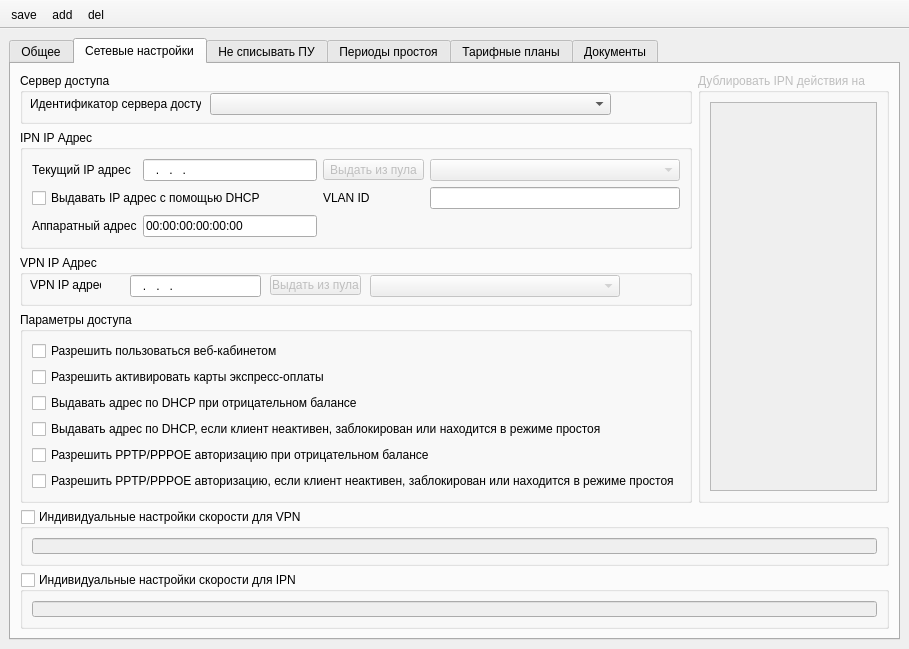
The window that mdi/forms/account_edit_new_concept.ui (brat002/ExpertBilling) describes before a commit, drawn with Qt 5.
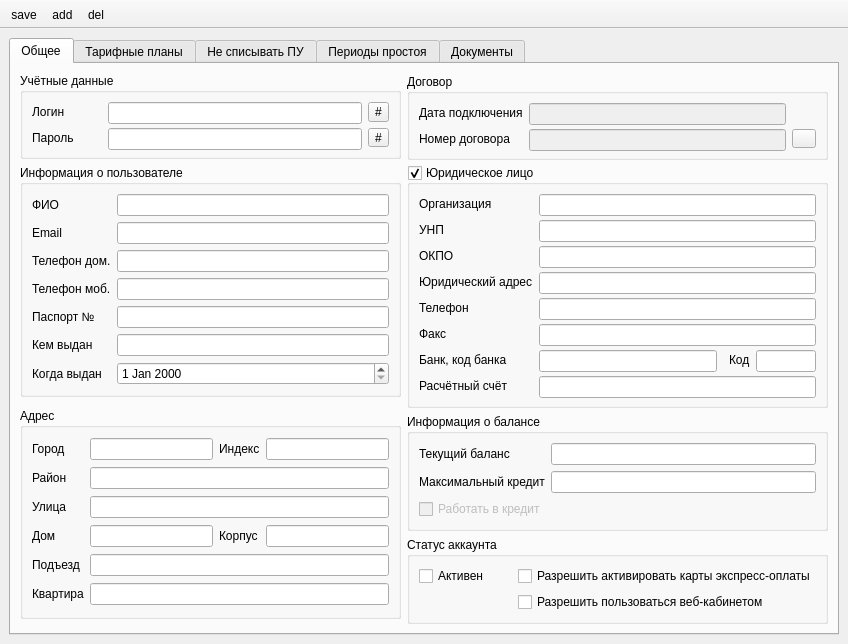
The same window after the commit. Icons and pictures are not drawn.

What changed in the file:
```diff
--- a/mdi/forms/account_edit_new_concept.ui
+++ b/mdi/forms/account_edit_new_concept.ui
@@ -18,21 +18,15 @@
     <item row="0" column="0">
      <widget class="QTabWidget" name="tabWidget">
       <property name="currentIndex">
-       <number>1</number>
+       <number>0</number>
       </property>
       <widget class="QWidget" name="tab_general">
        <attribute name="title">
         <string>Общее</string>
        </attribute>
+       <layout class="QGridLayout" name="gridLayout_11">
+        <item row="0" column="0">
        <widget class="QGroupBox" name="groupBox_account_data">
-        <property name="geometry">
-         <rect>
-          <x>9</x>
-          <y>9</y>
-          <width>381</width>
-          <height>86</height>
-         </rect>
-        </property>
         <property name="minimumSize">
          <size>
           <width>381</width>
@@ -108,15 +102,9 @@
          </item>
         </layout>
        </widget>
+        </item>
+        <item row="0" column="1">
        <widget class="QGroupBox" name="groupBox_agreement">
-        <property name="geometry">
-         <rect>
-          <x>396</x>
-          <y>10</y>
-          <width>421</width>
-          <height>86</height>
-         </rect>
-        </property>
         <property name="minimumSize">
          <size>
           <width>391</width>
@@ -186,15 +174,9 @@
          </item>
         </layout>
        </widget>
+        </item>
+        <item row="1" column="0">
        <widget class="QGroupBox" name="groupBox_account_info">
-        <property name="geometry">
-         <rect>
-          <x>9</x>
-          <y>101</y>
-          <width>381</width>
-          <height>226</height>
-         </rect>
-        </property>
         <property name="minimumSize">
          <size>
           <width>381</width>
@@ -335,15 +317,9 @@
          </item>
         </layout>
        </widget>
+        </item>
+        <item row="1" column="1" rowspan="2">
        <widget class="QGroupBox" name="groupBox_urdata">
-        <property name="geometry">
-         <rect>
-          <x>396</x>
-          <y>101</y>
-          <width>421</width>
-          <height>261</height>
-         </rect>
-        </property>
         <property name="minimumSize">
          <size>
           <width>391</width>
@@ -524,15 +500,9 @@
          </item>
         </layout>
        </widget>
+        </item>
+        <item row="2" column="0" rowspan="3">
        <widget class="QGroupBox" name="groupBox_address">
-        <property name="geometry">
-         <rect>
-          <x>9</x>
-          <y>330</y>
-          <width>381</width>
-          <height>211</height>
-         </rect>
-        </property>
         <property name="minimumSize">
          <size>
           <width>381</width>
@@ -690,15 +660,9 @@
          </item>
         </layout>
        </widget>
+        </item>
+        <item row="3" column="1">
        <widget class="QGroupBox" name="groupBox_balance_info">
-        <property name="geometry">
-         <rect>
-          <x>396</x>
-          <y>370</y>
-          <width>421</width>
-          <height>111</height>
-         </rect>
-        </property>
         <property name="minimumSize">
          <size>
           <width>391</width>
@@ -767,470 +731,72 @@
          </item>
         </layout>
        </widget>
+        </item>
+        <item row="4" column="1">
        <widget class="QGroupBox" name="groupBox_status">
-        <property name="geometry">
-         <rect>
-          <x>396</x>
-          <y>490</y>
-          <width>421</width>
-          <height>51</height>
-         </rect>
-        </property>
         <property name="maximumSize">
          <size>
           <width>16777215</width>
-          <height>51</height>
+            <height>16777215</height>
          </size>
         </property>
         <property name="title">
          <string>Статус аккаунта</string>
         </property>
-        <layout class="QHBoxLayout" name="horizontalLayout">
-         <item>
+          <layout class="QGridLayout" name="gridLayout_10">
+           <item row="0" column="0">
           <widget class="QCheckBox" name="checkBox_active">
            <property name="text">
             <string>Активен</string>
            </property>
           </widget>
          </item>
-         <item>
-          <widget class="QCheckBox" name="checkBox_suspended">
-           <property name="text">
-            <string>Отключить ПУ</string>
-           </property>
-          </widget>
-         </item>
-        </layout>
-       </widget>
-      </widget>
-      <widget class="QWidget" name="tab_network_settings">
-       <attribute name="title">
-        <string>Сетевые настройки</string>
-       </attribute>
-       <layout class="QGridLayout" name="gridLayout_17">
-        <item row="0" column="0">
-         <widget class="QGroupBox" name="groupBox_nas">
-          <property name="minimumSize">
-           <size>
-            <width>0</width>
-            <height>51</height>
-           </size>
-          </property>
-          <property name="maximumSize">
-           <size>
-            <width>791</width>
-            <height>51</height>
-           </size>
-          </property>
-          <property name="title">
-           <string>Сервер доступа</string>
-          </property>
-          <widget class="QComboBox" name="comboBox_nas">
-           <property name="geometry">
-            <rect>
-             <x>190</x>
-             <y>20</y>
-             <width>401</width>
-             <height>22</height>
-            </rect>
-           </property>
-          </widget>
-          <widget class="QLabel" name="label_nas">
-           <property name="geometry">
-            <rect>
-             <x>10</x>
-             <y>20</y>
-             <width>171</width>
-             <height>21</height>
-            </rect>
-           </property>
-           <property name="text">
-            <string>Идентификатор сервера доступа</string>
-           </property>
-          </widget>
-         </widget>
-        </item>
-        <item row="0" column="1" rowspan="4">
-         <widget class="QGroupBox" name="groupBox_dublicate_actions">
-          <property name="enabled">
-           <bool>false</bool>
-          </property>
-          <property name="minimumSize">
-           <size>
-            <width>191</width>
-            <height>0</height>
-           </size>
-          </property>
-          <property name="maximumSize">
-           <size>
-            <width>191</width>
-            <height>481</height>
-           </size>
-          </property>
-          <property name="title">
-           <string>Дублировать IPN действия на</string>
-          </property>
-          <layout class="QGridLayout" name="gridLayout_12">
-           <item row="0" column="0">
-            <widget class="QListWidget" name="listWidget_nasses">
-             <property name="enabled">
-              <bool>false</bool>
-             </property>
-            </widget>
-           </item>
-          </layout>
-         </widget>
-        </item>
-        <item row="1" column="0">
-         <widget class="QGroupBox" name="groupBox_ipn">
-          <property name="minimumSize">
-           <size>
-            <width>591</width>
-            <height>0</height>
-           </size>
-          </property>
-          <property name="maximumSize">
-           <size>
-            <width>597000</width>
-            <height>151</height>
-           </size>
-          </property>
-          <property name="title">
-           <string>IPN IP Адрес</string>
-          </property>
-          <layout class="QGridLayout" name="gridLayout_15">
-           <item row="0" column="0">
-            <widget class="QLabel" name="label_ipn_ip_address">
-             <property name="text">
-              <string>Текущий IP адрес</string>
-             </property>
-             <property name="buddy">
-              <cstring>lineEdit_ipn_ip_address</cstring>
-             </property>
-            </widget>
-           </item>
            <item row="0" column="1">
-            <widget class="QLineEdit" name="lineEdit_ipn_ip_address">
-             <property name="minimumSize">
-              <size>
-               <width>0</width>
-               <height>22</height>
-              </size>
-             </property>
-             <property name="inputMask">
-              <string>000.000.000.000; </string>
-             </property>
-            </widget>
-           </item>
-           <item row="0" column="2">
-            <widget class="QToolButton" name="toolButton_get_ipn_from_pool">
-             <property name="enabled">
-              <bool>false</bool>
-             </property>
-             <property name="text">
-              <string>Выдать из пула</string>
-             </property>
-            </widget>
-           </item>
-           <item row="0" column="3">
-            <widget class="QComboBox" name="comboBox_ipn_pool">
-             <property name="enabled">
-              <bool>false</bool>
-             </property>
-             <property name="minimumSize">
-              <size>
-               <width>250</width>
-               <height>22</height>
-              </size>
-             </property>
-            </widget>
-           </item>
-           <item row="2" column="0">
-            <widget class="QLabel" name="label_ipn_mac_address">
-             <property name="text">
-              <string>Аппаратный адрес</string>
-             </property>
-             <property name="buddy">
-              <cstring>lineEdit_ipn_mac_address</cstring>
-             </property>
-            </widget>
-           </item>
-           <item row="2" column="1">
-            <widget class="QLineEdit" name="lineEdit_ipn_mac_address">
-             <property name="minimumSize">
-              <size>
-               <width>0</width>
-               <height>22</height>
-              </size>
-             </property>
-             <property name="inputMask">
-              <string>00:00:00:00:00:00;0</string>
-             </property>
-            </widget>
-           </item>
-           <item row="1" column="3">
-            <widget class="QLineEdit" name="lineEdit_vlan">
-             <property name="minimumSize">
-              <size>
-               <width>0</width>
-               <height>22</height>
-              </size>
-             </property>
-            </widget>
-           </item>
-           <item row="1" column="2">
-            <widget class="QLabel" name="label_vlan">
-             <property name="layoutDirection">
-              <enum>Qt::RightToLeft</enum>
-             </property>
-             <property name="text">
-              <string>VLAN ID</string>
-             </property>
-            </widget>
-           </item>
-           <item row="1" column="0" colspan="2">
-            <widget class="QCheckBox" name="lineEdit_assign_ipn_ip_from_dhcp">
-             <property name="text">
-              <string>Выдавать IP адрес с помощью DHCP</string>
-             </property>
-            </widget>
-           </item>
-          </layout>
-         </widget>
-        </item>
-        <item row="2" column="0">
-         <widget class="QGroupBox" name="groupBox_vpn">
-          <property name="minimumSize">
-           <size>
-            <width>0</width>
-            <height>51</height>
-           </size>
-          </property>
-          <property name="maximumSize">
-           <size>
-            <width>16777215</width>
-            <height>51</height>
-           </size>
-          </property>
-          <property name="title">
-           <string>VPN IP Адрес</string>
-          </property>
-          <widget class="QComboBox" name="comboBox_vpn_pool">
-           <property name="enabled">
-            <bool>false</bool>
-           </property>
-           <property name="geometry">
-            <rect>
-             <x>350</x>
-             <y>20</y>
-             <width>250</width>
-             <height>22</height>
-            </rect>
-           </property>
-           <property name="minimumSize">
-            <size>
-             <width>250</width>
-             <height>22</height>
-            </size>
-           </property>
-          </widget>
-          <widget class="QLineEdit" name="lineEdit_vpn_ip_address">
-           <property name="geometry">
-            <rect>
-             <x>110</x>
-             <y>20</y>
-             <width>131</width>
-             <height>22</height>
-            </rect>
-           </property>
-           <property name="minimumSize">
-            <size>
-             <width>0</width>
-             <height>22</height>
-            </size>
-           </property>
-           <property name="inputMask">
-            <string>000.000.000.000; </string>
-           </property>
-           <property name="text">
-            <string>...</string>
-           </property>
-           <property name="frame">
-            <bool>true</bool>
-           </property>
-           <property name="alignment">
-            <set>Qt::AlignLeading|Qt::AlignLeft|Qt::AlignVCenter</set>
-           </property>
-          </widget>
-          <widget class="QLabel" name="label_vpn_ip_address">
-           <property name="geometry">
-            <rect>
-             <x>10</x>
-             <y>20</y>
-             <width>71</width>
-             <height>20</height>
-            </rect>
-           </property>
-           <property name="text">
-            <string>VPN IP адрес</string>
-           </property>
-           <property name="buddy">
-            <cstring>lineEdit_vpn_ip_address</cstring>
-           </property>
-          </widget>
-          <widget class="QToolButton" name="toolButton_get_vpn_from_pool">
-           <property name="enabled">
-            <bool>false</bool>
-           </property>
-           <property name="geometry">
-            <rect>
-             <x>250</x>
-             <y>20</y>
-             <width>91</width>
-             <height>20</height>
-            </rect>
-           </property>
-           <property name="text">
-            <string>Выдать из пула</string>
-           </property>
-          </widget>
-         </widget>
-        </item>
-        <item row="3" column="0">
-         <widget class="QGroupBox" name="groupBox_accessparameters">
-          <property name="title">
-           <string>Параметры доступа</string>
-          </property>
-          <layout class="QGridLayout" name="gridLayout_16">
-           <item row="0" column="0">
-            <widget class="QCheckBox" name="checkBox_allow_webcab">
-             <property name="text">
-              <string>Разрешить пользоваться веб-кабинетом</string>
-             </property>
-            </widget>
-           </item>
-           <item row="1" column="0">
             <widget class="QCheckBox" name="checkBox_allow_expresscards">
              <property name="text">
               <string>Разрешить активировать карты экспресс-оплаты</string>
              </property>
             </widget>
            </item>
-           <item row="2" column="0">
-            <widget class="QCheckBox" name="checkBox_assign_dhcp_null">
+           <item row="1" column="1">
+            <widget class="QCheckBox" name="checkBox_allow_webcab">
              <property name="text">
-              <string>Выдавать адрес по DHCP при отрицательном балансе</string>
+              <string>Разрешить пользоваться веб-кабинетом</string>
              </property>
             </widget>
            </item>
-           <item row="3" column="0">
-            <widget class="QCheckBox" name="checkBox_assign_dhcp_block">
-             <property name="text">
-              <string>Выдавать адрес по DHCP, если клиент неактивен, заблокирован или находится в режиме простоя</string>
-             </property>
-            </widget>
-           </item>
-           <item row="4" column="0">
-            <widget class="QCheckBox" name="checkBox_allow_vpn_null">
-             <property name="text">
-              <string>Разрешить PPTP/PPPOE авторизацию при отрицательном балансе</string>
-             </property>
-            </widget>
-           </item>
-           <item row="5" column="0">
-            <widget class="QCheckBox" name="checkBox_allow_vpn_block">
-             <property name="text">
-              <string>Разрешить PPTP/PPPOE авторизацию, если клиент неактивен, заблокирован или находится в режиме простоя</string>
-             </property>
-            </widget>
-           </item>
-          </layout>
-         </widget>
-        </item>
-        <item row="4" column="0" colspan="2">
-         <widget class="QGroupBox" name="groupBox_vpn_speed">
-          <property name="minimumSize">
-           <size>
-            <width>0</width>
-            <height>56</height>
-           </size>
-          </property>
-          <property name="title">
-           <string>Индивидуальные настройки скорости для VPN</string>
-          </property>
-          <property name="checkable">
-           <bool>true</bool>
-          </property>
-          <property name="checked">
-           <bool>false</bool>
-          </property>
-          <layout class="QGridLayout" name="gridLayout_11">
+          </layout>
+         </widget>
+        </item>
+       </layout>
+      </widget>
+      <widget class="QWidget" name="tab_tarifs">
+       <attribute name="title">
+        <string>Тарифные планы</string>
+       </attribute>
+       <layout class="QGridLayout" name="gridLayout_6">
            <item row="0" column="0">
-            <widget class="QLineEdit" name="vpn_speed_lineEdit">
-             <property name="toolTip">
-              <string>Формат: rx-rate[/tx-rate] [rx-burst-rate[/tx-burst-rate] [rx-burst-threshold[/tx-burst-threshold] [rx-burst-time[/tx-burst-time] [priority] 
- Примеры: 
- 128k  - rx-rate=128000, tx-rate=128000 (no bursts) 
- 64k/128M - rx-rate=64000, tx-rate=128000000 
- 64k 256k - rx/tx-rate=64000, rx/tx-burst-rate=256000, rx/tx-burst-threshold=64000, rx/tx-burst-time=1s 
-64k/64k 256k/256k 128k/128k 10/10 - rx/tx-rate=64000, rx/tx-burst-rate=256000, rx/tx-burst-threshold=128000, rx/tx-burst-time=10s 
-</string>
-             </property>
-             <property name="whatsThis">
-              <string>Формат: rx-rate[/tx-rate] [rx-burst-rate[/tx-burst-rate] [rx-burst-threshold[/tx-burst-threshold] [rx-burst-time[/tx-burst-time] [priority] 
- Примеры: 
- 128k  - rx-rate=128000, tx-rate=128000 (no bursts) 
- 64k/128M - rx-rate=64000, tx-rate=128000000 
- 64k 256k - rx/tx-rate=64000, rx/tx-burst-rate=256000, rx/tx-burst-threshold=64000, rx/tx-burst-time=1s 
-64k/64k 256k/256k 128k/128k 10/10 - rx/tx-rate=64000, rx/tx-burst-rate=256000, rx/tx-burst-threshold=128000, rx/tx-burst-time=10s 
-</string>
-             </property>
-            </widget>
-           </item>
-          </layout>
-         </widget>
-        </item>
-        <item row="5" column="0" colspan="2">
-         <widget class="QGroupBox" name="groupBox_ipn_speed">
-          <property name="minimumSize">
-           <size>
-            <width>0</width>
-            <height>56</height>
-           </size>
-          </property>
-          <property name="title">
-           <string>Индивидуальные настройки скорости для IPN</string>
-          </property>
-          <property name="checkable">
-           <bool>true</bool>
-          </property>
-          <property name="checked">
-           <bool>false</bool>
-          </property>
-          <layout class="QGridLayout" name="gridLayout_10">
-           <item row="0" column="0">
-            <widget class="QLineEdit" name="ipn_speed_lineEdit">
-             <property name="toolTip">
-              <string>Формат: rx-rate[/tx-rate] [rx-burst-rate[/tx-burst-rate] [rx-burst-threshold[/tx-burst-threshold] [rx-burst-time[/tx-burst-time] [priority] 
- Примеры: 
- 128k  - rx-rate=128000, tx-rate=128000 (no bursts) 
- 64k/128M - rx-rate=64000, tx-rate=128000000 
- 64k 256k - rx/tx-rate=64000, rx/tx-burst-rate=256000, rx/tx-burst-threshold=64000, rx/tx-burst-time=1s 
-64k/64k 256k/256k 128k/128k 10/10 - rx/tx-rate=64000, rx/tx-burst-rate=256000, rx/tx-burst-threshold=128000, rx/tx-burst-time=10s 
-</string>
-             </property>
-             <property name="whatsThis">
-              <string>Формат: rx-rate[/tx-rate] [rx-burst-rate[/tx-burst-rate] [rx-burst-threshold[/tx-burst-threshold] [rx-burst-time[/tx-burst-time] [priority] 
- Примеры: 
- 128k  - rx-rate=128000, tx-rate=128000 (no bursts) 
- 64k/128M - rx-rate=64000, tx-rate=128000000 
- 64k 256k - rx/tx-rate=64000, rx/tx-burst-rate=256000, rx/tx-burst-threshold=64000, rx/tx-burst-time=1s 
-64k/64k 256k/256k 128k/128k 10/10 - rx/tx-rate=64000, rx/tx-burst-rate=256000, rx/tx-burst-threshold=128000, rx/tx-burst-time=10s 
-</string>
-             </property>
-            </widget>
-           </item>
-          </layout>
+         <widget class="QTableWidget" name="tableWidget_accounttarif">
+          <column>
+           <property name="text">
+            <string>#</string>
+           </property>
+          </column>
+          <column>
+           <property name="text">
+            <string>Тарифный план</string>
+           </property>
+          </column>
+          <column>
+           <property name="text">
+            <string>Дата начала </string>
+           </property>
+          </column>
+          <column>
+           <property name="text">
+            <string>Дата окончания</string>
+           </property>
+          </column>
          </widget>
         </item>
        </layout>
@@ -1292,32 +858,6 @@
         </item>
        </layout>
       </widget>
-      <widget class="QWidget" name="tab_tarifs">
-       <attribute name="title">
-        <string>Тарифные планы</string>
-       </attribute>
-       <layout class="QGridLayout" name="gridLayout_6">
-        <item row="0" column="0">
-         <widget class="QTableWidget" name="tableWidget_accounttarif">
-          <column>
-           <property name="text">
-            <string>#</string>
-           </property>
-          </column>
-          <column>
-           <property name="text">
-            <string>Тарифный план</string>
-           </property>
-          </column>
-          <column>
-           <property name="text">
-            <string>Дата </string>
-           </property>
-          </column>
-         </widget>
-        </item>
-       </layout>
-      </widget>
       <widget class="QWidget" name="tab_documents">
        <attribute name="title">
         <string>Документы</string>
```
Left out of the diff: 27 changed lines with no effect on the pictures. Lines whose indentation alone changed are shown as unchanged.
